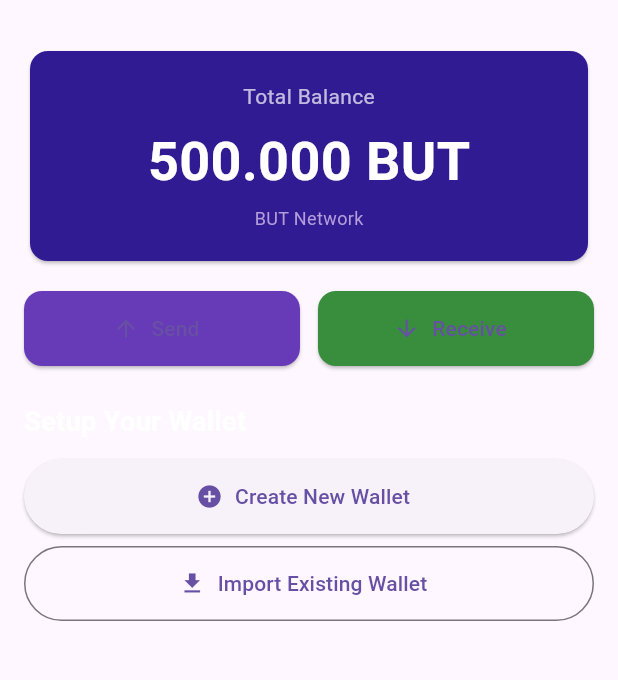
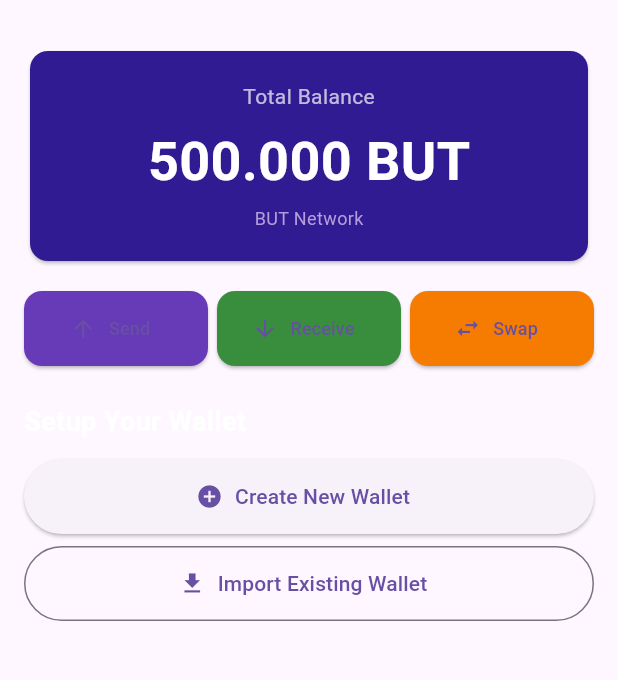
Before and after one commit to sanjaynain754/Butcoin, a Flutter app: the WalletHome screen opened directly, on a phone screen of 412 x 824 dp, the part 63-743 px from its top. Run offline on Flutter 3.47's test engine with Material 3 defaults, Android fonts, the phone set to English and light mode, and no system bars; our stand-ins replace flutter_secure_storage, local_auth; missing offline and left inert: bip39, dart:ffi, ed25519_hd_key; accounts and stored records are empty.

Commit message:
Add Swap functionality to WalletHome screen

```diff
--- a/but-wallet/lib/screens/wallet_home.dart
+++ b/but-wallet/lib/screens/wallet_home.dart
@@ -6,6 +6,7 @@ import 'address_mapper.dart';
 import 'system_restore.dart';
 import 'send_screen.dart';
 import 'receive_screen.dart';
+import 'swap_screen.dart';
 
 class WalletHome extends StatefulWidget {
   const WalletHome({super.key});
@@ -172,13 +173,20 @@ class _WalletHomeState extends State<WalletHome> {
       context,
       MaterialPageRoute(builder: (context) => const SendScreen()),
     );
-    _loadBalance(); // Refresh balance after sending
+    _loadBalance();
   }
 
   void _openReceive() {
     Navigator.push(
       context,
       MaterialPageRoute(builder: (context) => const ReceiveScreen()),
+    );
+  }
+
+  void _openSwap() {
+    Navigator.push(
+      context,
+      MaterialPageRoute(builder: (context) => const SwapScreen()),
     );
   }
 
@@ -254,14 +262,14 @@ class _WalletHomeState extends State<WalletHome> {
                     ),
                     const SizedBox(height: 16),
 
-                    // Send & Receive Buttons
+                    // Send, Receive, Swap Buttons
                     Row(
                       children: [
                         Expanded(
                           child: ElevatedButton.icon(
                             onPressed: _openSend,
-                            icon: const Icon(Icons.arrow_upward),
-                            label: const Text('Send'),
+                            icon: const Icon(Icons.arrow_upward, size: 18),
+                            label: const Text('Send', style: TextStyle(fontSize: 12)),
                             style: ElevatedButton.styleFrom(
                               backgroundColor: Colors.deepPurple,
                               minimumSize: const Size(0, 50),
@@ -271,14 +279,29 @@ class _WalletHomeState extends State<WalletHome> {
                             ),
                           ),
                         ),
-                        const SizedBox(width: 12),
+                        const SizedBox(width: 6),
                         Expanded(
                           child: ElevatedButton.icon(
                             onPressed: _openReceive,
-                            icon: const Icon(Icons.arrow_downward),
-                            label: const Text('Receive'),
+                            icon: const Icon(Icons.arrow_downward, size: 18),
+                            label: const Text('Receive', style: TextStyle(fontSize: 12)),
                             style: ElevatedButton.styleFrom(
                               backgroundColor: Colors.green[700],
+                              minimumSize: const Size(0, 50),
+                              shape: RoundedRectangleBorder(
+                                borderRadius: BorderRadius.circular(12),
+                              ),
+                            ),
+                          ),
+                        ),
+                        const SizedBox(width: 6),
+                        Expanded(
+                          child: ElevatedButton.icon(
+                            onPressed: _openSwap,
+                            icon: const Icon(Icons.swap_horiz, size: 18),
+                            label: const Text('Swap', style: TextStyle(fontSize: 12)),
+                            style: ElevatedButton.styleFrom(
+                              backgroundColor: Colors.orange[700],
                               minimumSize: const Size(0, 50),
                               shape: RoundedRectangleBorder(
                                 borderRadius: BorderRadius.circular(12),
@@ -320,7 +343,7 @@ class _WalletHomeState extends State<WalletHome> {
                       ),
                     ],
 
-                    // Mnemonic Display (if generated)
+                    // Mnemonic Display
                     if (_generatedMnemonic != null) ...[
                       Card(
                         color: Colors.red[900],
```
